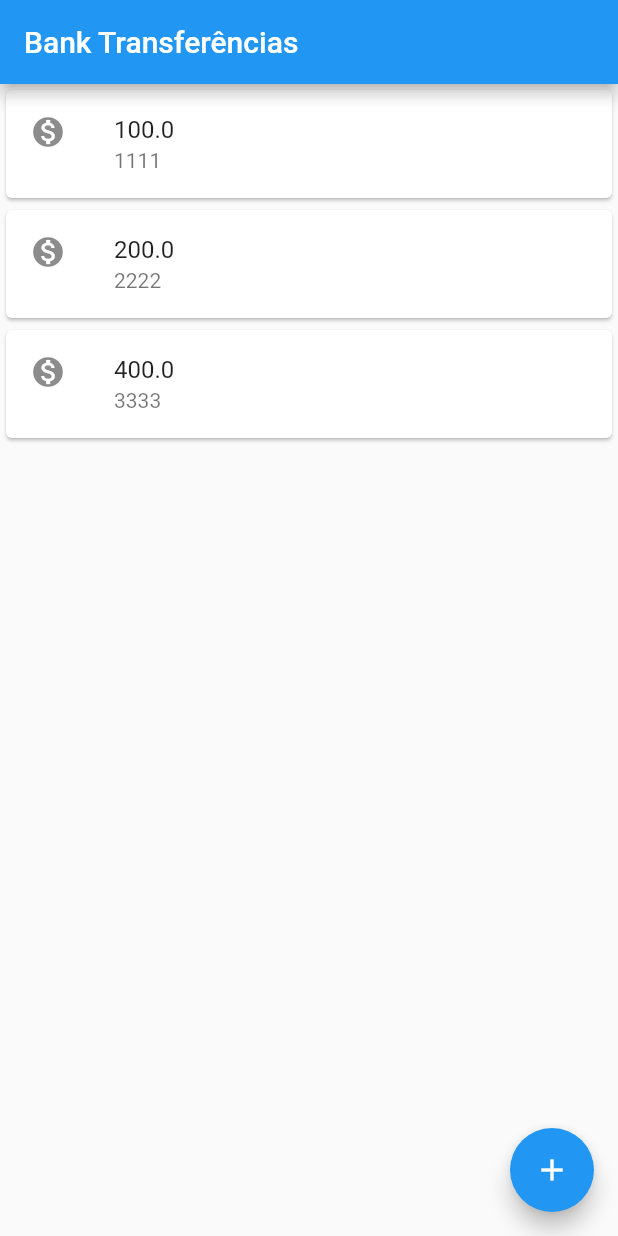
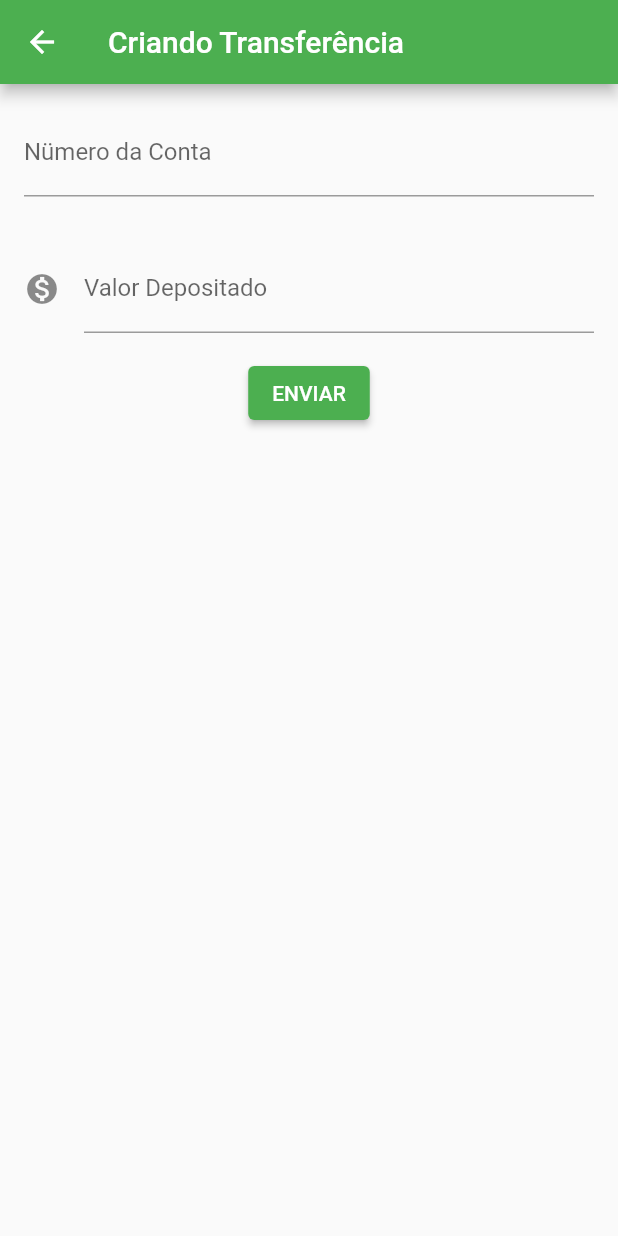
Before and after one commit to fsconrado/aula05c, a Flutter app: the screen it shows after launch, after a tap on the "add" icon, on a phone screen of 412 x 824 dp. Run offline on Flutter 3.47's test engine with Material 2 defaults, Android fonts, the phone set to English and light mode, and no system bars.

Commit message:
Add new Pages

```diff
--- a/lib/main.dart
+++ b/lib/main.dart
@@ -1,8 +1,10 @@
+import 'package:aula05b/pages/FormularioTransferenciaPage.dart';
 import 'package:aula05b/pages/HomePage.dart';
 import 'package:flutter/material.dart';
 
 void main() {
-  runApp(const MaterialApp(
+  runApp(MaterialApp(
+    theme: ThemeData(primarySwatch: Colors.green, brightness: Brightness.light),
     home: HomePage(),
     debugShowCheckedModeBanner: false,
   ));
--- /dev/null
+++ b/lib/pages/FormularioTransferenciaPage.dart
@@ -0,0 +1,58 @@
+import 'package:flutter/material.dart';
+
+class FormularioTransferenciaPage extends StatelessWidget {
+  const FormularioTransferenciaPage({Key? key}) : super(key: key);
+
+  @override
+  Widget build(BuildContext context) {
+
+    final TextEditingController _controladorEditorConta = TextEditingController();
+    final TextEditingController _controladorEditorValor = TextEditingController();
+
+
+    return Scaffold(
+        appBar: AppBar(
+          title: Text("Criando Transferência"),
+        ),
+        body: Column(
+          children: [
+             CaixaDeTexto("Nümero da Conta", "0000000", _controladorEditorConta),
+             CaixaDeTexto("Valor Depositado", "0000", _controladorEditorValor,
+                icone: Icons.monetization_on),
+            ElevatedButton(
+              onPressed: () {
+                debugPrint("${_controladorEditorConta.text}");
+              },
+              child: Text("ENVIAR"),
+            )
+          ],
+        ));
+  }
+}
+
+class CaixaDeTexto extends StatelessWidget {
+  final String textoPrincipal;
+  final String textoAviso;
+  final IconData? icone;
+  final TextEditingController controle;
+
+  const CaixaDeTexto(this.textoPrincipal, this.textoAviso, this.controle,
+      {this.icone, Key? key})
+      : super(key: key);
+
+  @override
+  Widget build(BuildContext context) {
+    return Padding(
+      padding: const EdgeInsets.all(16.0),
+      child: TextField(
+        decoration: InputDecoration(
+          icon: icone != null ? Icon(icone) : null,
+          labelText: textoPrincipal,
+          hintText: textoAviso,
+        ),
+        keyboardType: TextInputType.number,
+        controller: controle,
+      ),
+    );
+  }
+}
--- a/lib/pages/HomePage.dart
+++ b/lib/pages/HomePage.dart
@@ -1,3 +1,4 @@
+import 'package:aula05b/pages/FormularioTransferenciaPage.dart';
 import 'package:flutter/material.dart';
 
 
@@ -9,7 +10,10 @@ class HomePage extends StatelessWidget {
     return Scaffold(
       appBar: AppBar(title: const Text("Bank Transferências")),
       floatingActionButton: FloatingActionButton(
-        onPressed: () {},
+        onPressed: () {
+          Navigator.push(context, MaterialPageRoute(builder: (context)=>FormularioTransferenciaPage()
+          ),);
+        },
         child: Icon(Icons.add),
       ),
       body: ListaTrasnferencias(),
```
Also changed, not shown: 1 other file.
